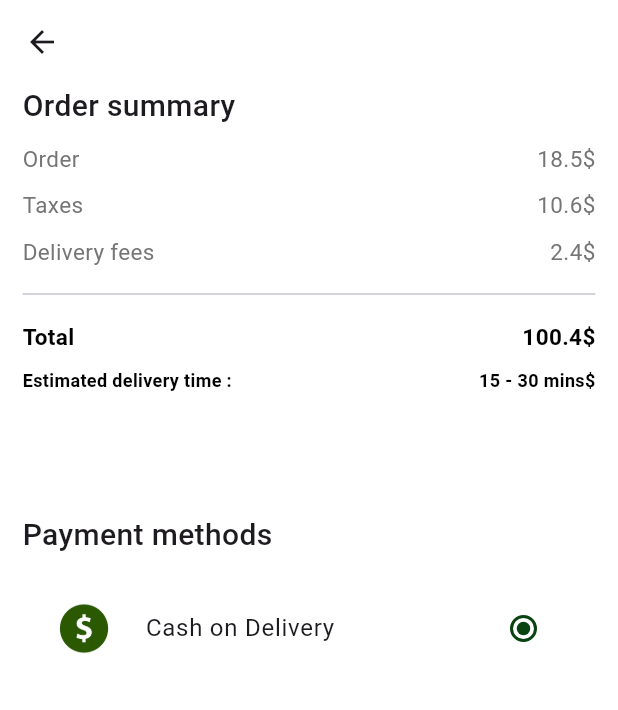
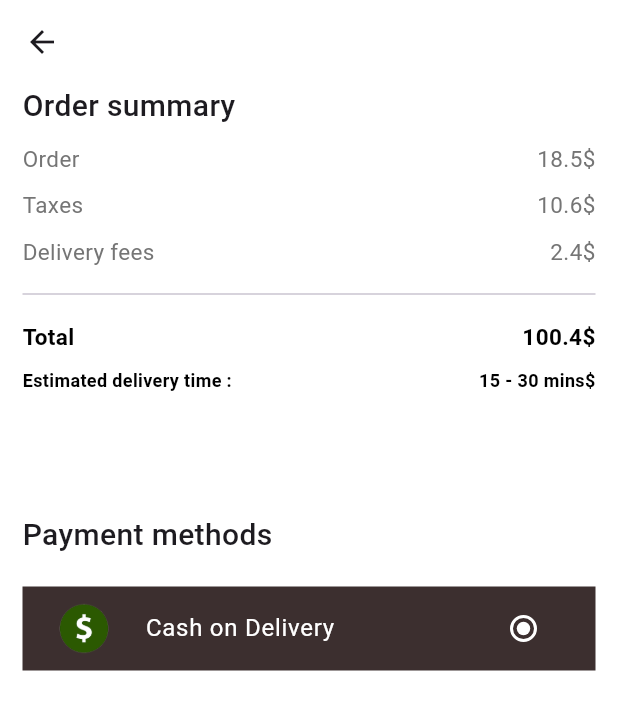
Before and after one commit to Emad-Nasri/hungry_app, a Flutter app: the CheckoutView screen opened directly, on a phone screen of 412 x 824 dp. Shown: the top 710 px of the screen. Run offline on Flutter 3.47's test engine with Material 3 defaults, Android fonts, the phone set to English and light mode, and no system bars; our stand-ins replace flutter_svg, gap.

Commit message:
added color to list tile and used custom text instead of text widget and change text color to white and change radio color to white

```diff
--- a/lib/features/checkout/views/checkout_view.dart
+++ b/lib/features/checkout/views/checkout_view.dart
@@ -1,6 +1,5 @@
 import 'package:flutter/material.dart';
 import 'package:gap/gap.dart';
-import 'package:hungry_app/core/constants/app_colors.dart';
 import 'package:hungry_app/features/checkout/widgets/order_details_widget.dart';
 import 'package:hungry_app/shared/custom_text.dart';
 
@@ -42,10 +41,11 @@ class CheckoutView extends StatelessWidget {
             ),
             Gap(20),
             ListTile(
+              tileColor: Color(0xff3C2F2F),
               leading: Image.asset('assets/icon/cash.png', width: 50),
-              title: Text('Cash on Delivery'),
+              title: CustomText(text: 'Cash on Delivery', color: Colors.white),
               trailing: Radio<String>(
-                activeColor: AppColors.primary,
+                activeColor: Colors.white,
                 value: 'Cash',
                 groupValue: 'Cash',
                 onChanged: (v) {},
```
